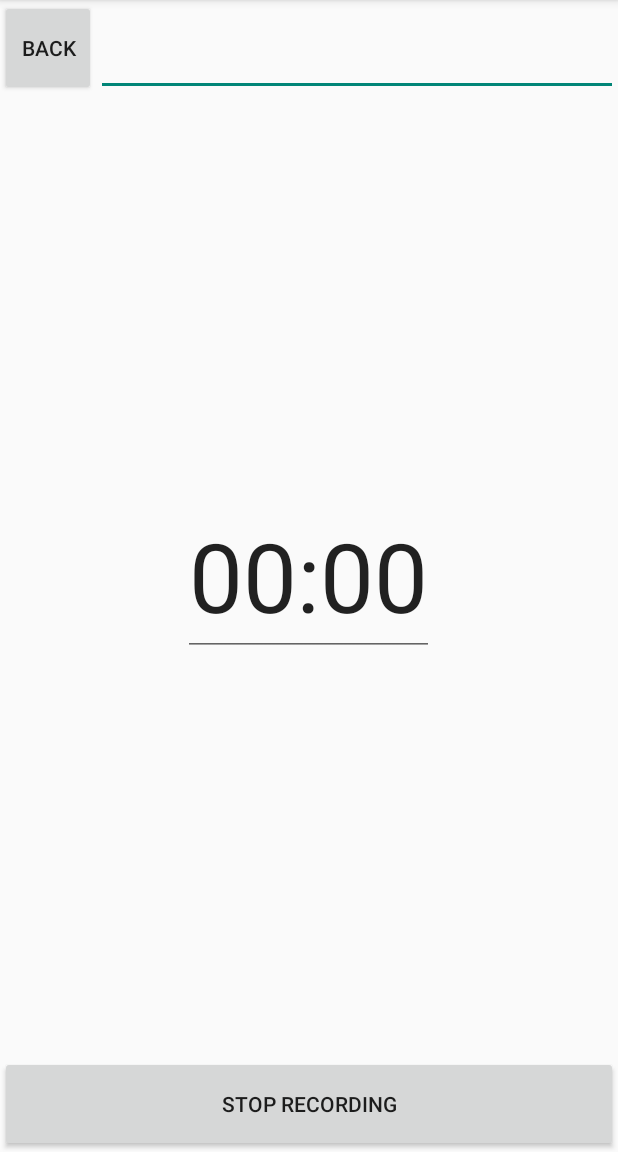
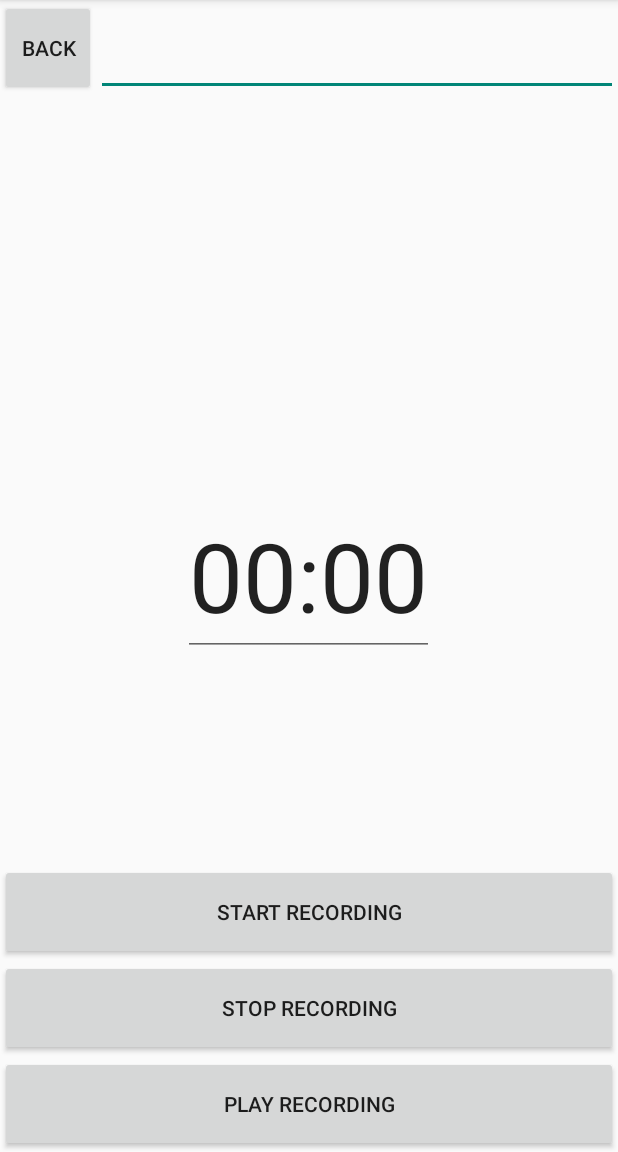
Before and after one commit to MDAMI/V-Note, an Android app: the RecordActivity screen opened directly, with no data from a screen before it, on a phone screen of 412 x 824 dp, the part 84-1236 px from its top. Run offline under Robolectric (Android 15) with nearby library versions, the phone set to English and light mode, and no system bars.

Commit message:
Added logic for record and playback

```diff
--- a/app/src/main/res/layout/activity_record.xml
+++ b/app/src/main/res/layout/activity_record.xml
@@ -24,16 +24,39 @@
         />
 
     <Button
+        android:text="Start Recording"
+        android:layout_width="fill_parent"
+        android:layout_height="@android:dimen/notification_large_icon_height"
+        android:id="@+id/start_record_button"
+        android:clickable="true"
+        android:focusable="true"
+        android:layout_above="@+id/stop_record_button"
+        android:layout_alignParentStart="true"
+        android:nestedScrollingEnabled="false"
+        android:onClick="buttonTapped" />
+
+    <Button
         android:text="Stop Recording"
         android:layout_width="fill_parent"
         android:layout_height="@android:dimen/notification_large_icon_height"
         android:id="@+id/stop_record_button"
-        android:layout_alignParentBottom="true"
-        android:layout_alignParentEnd="true"
-        android:baselineAlignBottom="false"
+
         android:clickable="true"
         android:focusable="true"
-        />
+        android:layout_above="@+id/play_record_button"
+        android:layout_alignParentStart="true"
+        android:onClick="buttonTapped" />
+
+    <Button
+        android:text="Play Recording"
+        android:layout_width="fill_parent"
+        android:layout_height="@android:dimen/notification_large_icon_height"
+        android:clickable="true"
+        android:focusable="true"
+        android:layout_alignParentBottom="true"
+        android:layout_alignParentStart="true"
+        android:id="@+id/play_record_button"
+        android:onClick="buttonTapped" />
 
     <EditText
         android:layout_width="wrap_content"
```
Also changed, not shown: app/src/main/AndroidManifest.xml (+8 -0 lines), app/src/main/java/com/vnote/xfalcon/v_note/RecordActivity.java (+81 -0 lines), 2 other files.
